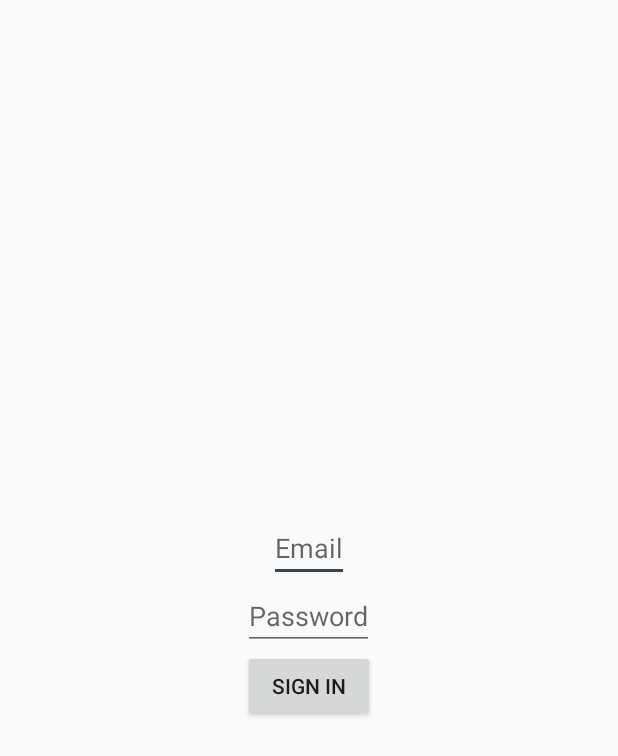
After one commit to BienNg/MovieTracker, an Android app: the layout activity_sign_in.xml on its own in the app's theme, with its tools: preview values and no code run, on a phone screen of 412 x 824 dp. The commit adds this screen. Shown: the top 756 px of the screen. Run offline under Robolectric (Android 15) with nearby library versions, the phone set to English and light mode, and no system bars; network calls fail.

Commit message:
[SignInActivity] Sign In Activity and  authentication added.

```diff
--- a/app/src/main/AndroidManifest.xml
+++ b/app/src/main/AndroidManifest.xml
@@ -23,7 +23,9 @@
         <activity
             android:name=".MovieActivity"
             android:label=""
-            android:theme="@style/AppTheme.NoActionBar"></activity>
+            android:parentActivityName=".MainActivity"
+            android:theme="@style/AppTheme.NoActionBar" />
+        <activity android:name=".SignIn"></activity>
     </application>
 
 </manifest>
--- a/app/src/main/java/com/example/bien_pc/movielist/Fragments/FragmentHome.java
+++ b/app/src/main/java/com/example/bien_pc/movielist/Fragments/FragmentHome.java
@@ -89,7 +89,8 @@ public class FragmentHome extends Fragment {
             mParam2 = getArguments().getString(ARG_PARAM2);
         }
 
-        Log.d(TAG, "onCreate: reached.");
+        //Setting the title
+        getActivity().setTitle("Home");
 
         //Setting up the Recycler View
         setUpRecyclerView(view);
@@ -116,7 +117,7 @@ public class FragmentHome extends Fragment {
         //Categories List
         categoriesWithContent = cg.generateCategories();
 
-        RecyclerView categoriesRecyclerView = (RecyclerView) view.findViewById(R.id.rv_vertical_categories);
+        RecyclerView categoriesRecyclerView = (RecyclerView) view.findViewById(R.id.fm_home_rv_categories);
         // Setting RecyclerView
         categoriesRecyclerView.setHasFixedSize(true);
         LinearLayoutManager llm = new LinearLayoutManager(getActivity());
--- /dev/null
+++ b/app/src/main/res/layout/activity_sign_in.xml
@@ -0,0 +1,37 @@
+<?xml version="1.0" encoding="utf-8"?>
+<RelativeLayout xmlns:android="http://schemas.android.com/apk/res/android"
+    xmlns:app="http://schemas.android.com/apk/res-auto"
+    xmlns:tools="http://schemas.android.com/tools"
+    android:layout_width="match_parent"
+    android:layout_height="match_parent"
+    tools:context="com.example.bien_pc.movielist.SignIn">
+
+    <LinearLayout
+        android:layout_width="match_parent"
+        android:layout_height="match_parent"
+        android:orientation="vertical"
+        android:gravity="center">
+
+        <EditText
+            android:id="@+id/sign_in_email"
+            android:layout_width="wrap_content"
+            android:layout_height="wrap_content"
+            android:hint="Email"/>
+
+        <EditText
+            android:id="@+id/sign_in_password"
+            android:layout_width="wrap_content"
+            android:layout_height="wrap_content"
+            android:hint="Password"/>
+
+        <Button
+            android:id="@+id/sign_in_button"
+            android:layout_width="wrap_content"
+            android:layout_height="wrap_content"
+            android:text="Sign in"/>
+
+    </LinearLayout>
+
+
+
+</RelativeLayout>
--- a/app/src/main/res/layout/fragment_fragment_home.xml
+++ b/app/src/main/res/layout/fragment_fragment_home.xml
@@ -11,7 +11,7 @@
         android:layout_weight="1">
 
         <android.support.v7.widget.RecyclerView
-            android:id="@+id/rv_vertical_categories"
+            android:id="@+id/fm_home_rv_categories"
             android:layout_width="match_parent"
             android:layout_height="match_parent">
 
--- a/app/src/main/res/values/colors.xml
+++ b/app/src/main/res/values/colors.xml
@@ -2,7 +2,7 @@
 <resources>
     <color name="colorPrimary">#263238</color>
     <color name="colorPrimaryDark">#37474F</color>
-    <color name="colorAccent">#FFFF00</color>
+    <color name="colorAccent">#37474F</color>
     <color name="background_dark_grey">#616161</color>
     <color name="text_color">#ECEFF1</color>
 </resources>
--- a/build.gradle
+++ b/build.gradle
@@ -10,6 +10,7 @@ buildscript {
 
         // NOTE: Do not place your application dependencies here; they belong
         // in the individual module build.gradle files
+        classpath 'com.google.gms:google-services:3.1.0'
     }
 }
 
```
Also changed, not shown: app/build.gradle (+9 -2 lines), app/src/main/java/com/example/bien_pc/movielist/Fragments/FragmentMyMovies.java (+133 -0 lines), app/src/main/java/com/example/bien_pc/movielist/MovieActivity.java (+44 -0 lines), app/src/main/java/com/example/bien_pc/movielist/SignIn.java (added, +141 -0 lines), app/src/main/res/drawable/ic_add.xml (added, +9 -0 lines), app/src/main/res/drawable/ic_visibility.xml (added, +9 -0 lines), app/src/main/res/layout/activity_movie.xml (+15 -1 lines), app/src/main/res/layout/fragment_fragment_my_movies.xml (+11 -4 lines), 2 other files.
